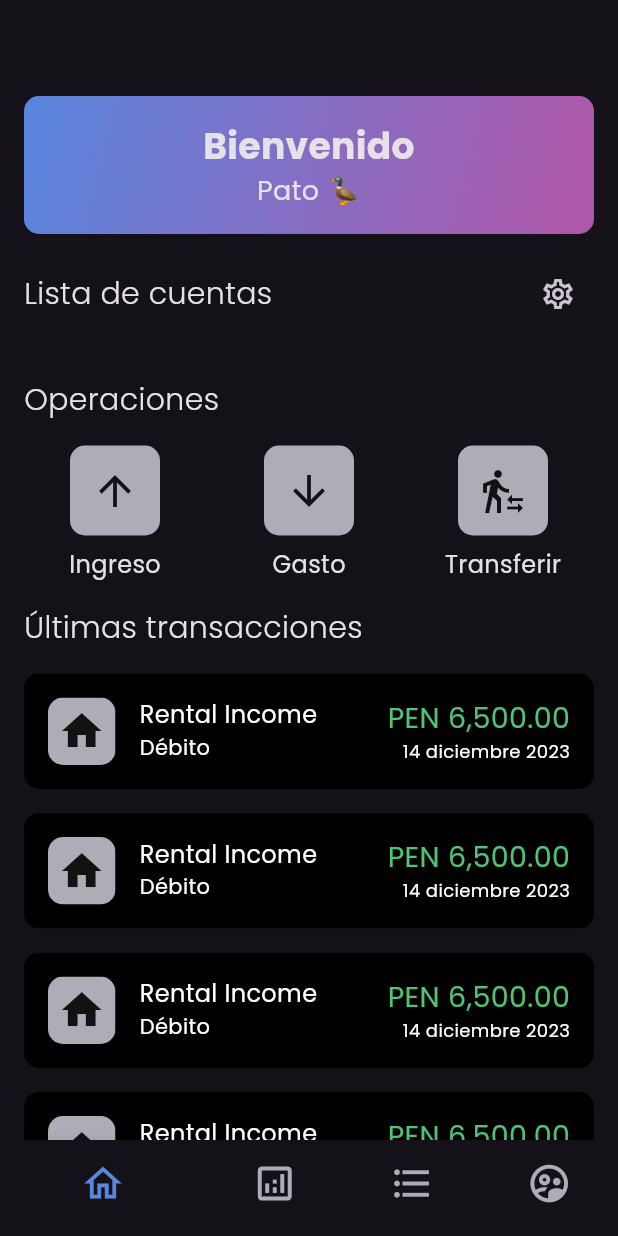
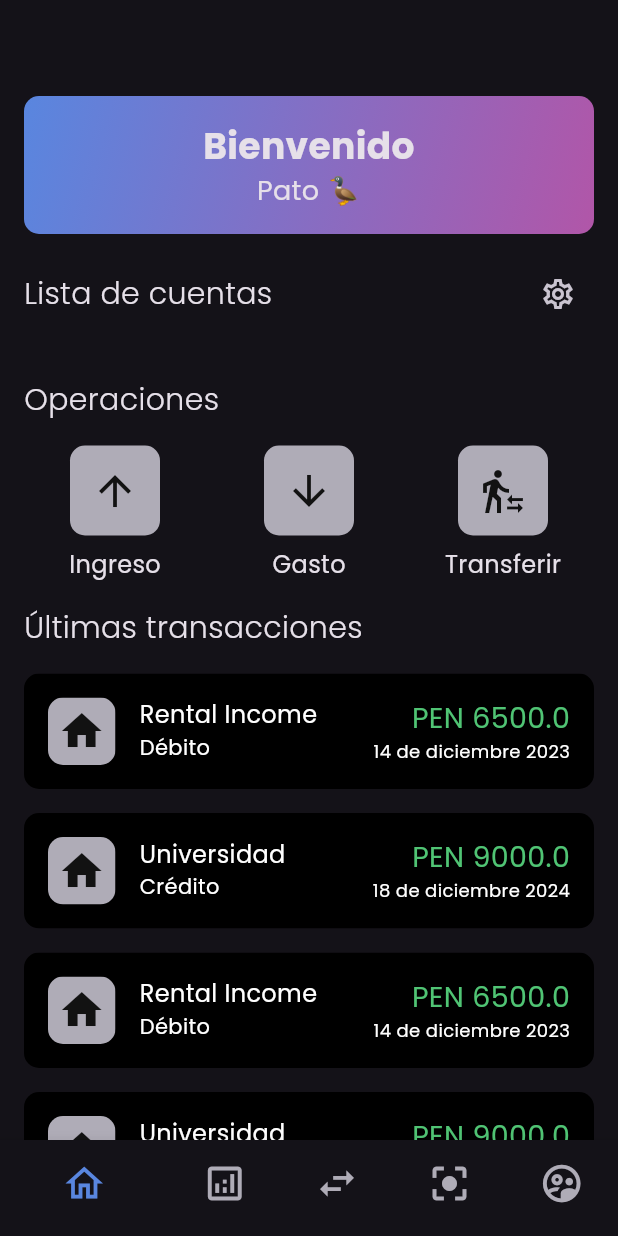
Before and after one commit to Edurz135/mycash_front, a Flutter app: the screen it shows after launch, on a phone screen of 412 x 824 dp. Run offline on Flutter 3.47's test engine with Material 3 defaults, Android fonts, the phone set to English and light mode, and no system bars; our stand-ins replace syncfusion_flutter_charts; network calls fail.

Commit message:
Avance de pantalla de todas las transacciones

```diff
--- a/lib/components/stacked_line_sync_fusion_content.dart
+++ b/lib/components/stacked_line_sync_fusion_content.dart
@@ -1,4 +1,4 @@
-import 'dart:ffi';
+
 
 import 'package:mycash_front/model/datetime_data.dart';
 import 'package:flutter/material.dart';
--- a/lib/components/transaction_item.dart
+++ b/lib/components/transaction_item.dart
@@ -1,8 +1,23 @@
 import 'package:flutter/material.dart';
 
 class TransactionItem extends StatelessWidget {
+
+  final String Transaccion;
+  final String TipoTransaccion;
+  final double monto;
+  final String fecha;
+
+  TransactionItem({
+    required this.Transaccion,
+    required this.TipoTransaccion,
+    required this.monto,
+    required this.fecha
+  });
+
   @override
   Widget build(BuildContext context) {
+        // Formatear la fecha como una cadena legible
+
     return ClipRRect(
       borderRadius: BorderRadius.circular(10), // Set border radius for rounding
       child: Container(
@@ -26,17 +41,17 @@ class TransactionItem extends StatelessWidget {
             ),
             const SizedBox(width: 16), // Add spacing between sections
             // Second Section
-            const Expanded(
+            Expanded(
               flex: 1,
               child: Column(
                 crossAxisAlignment: CrossAxisAlignment.start,
                 children: [
                   Text(
-                    'Rental Income',
+                    Transaccion,
                     style: TextStyle(color: Colors.white, fontSize: 16),
                   ),
                   Text(
-                    'Débito',
+                    TipoTransaccion,
                     style: TextStyle(color: Colors.white),
                   ),
                 ],
@@ -44,18 +59,18 @@ class TransactionItem extends StatelessWidget {
             ),
             const SizedBox(width: 16), // Add spacing between sections
             // Third Section
-            const Expanded(
+            Expanded(
               flex: 1,
               child: Column(
                 crossAxisAlignment: CrossAxisAlignment.end,
                 children: [
                   Text(
-                    'PEN 6,500.00',
+                    'PEN $monto',
                     style: TextStyle(
                         color: Color.fromRGBO(80, 196, 116, 1), fontSize: 19),
                   ),
                   Text(
-                    '14 diciembre 2023',
+                    fecha,
                     style: TextStyle(color: Colors.white, fontSize: 12),
                   ),
                 ],
--- a/lib/main.dart
+++ b/lib/main.dart
@@ -2,6 +2,7 @@ import 'package:flutter/material.dart';
 import 'package:mycash_front/screens/home_screen.dart';
 import 'package:mycash_front/screens/profile/profile_screen.dart';
 import 'package:mycash_front/screens/statistics_screen.dart';
+import 'package:mycash_front/screens/transaction_screen.dart';
 import 'package:mycash_front/services/api_config.dart';
 
 void main() {
@@ -39,11 +40,12 @@ class _BottomNavBarState extends State<BottomNavBar> {
   final List<Widget> _widgetOptions = <Widget>[
     HomeScreen(),
     StatisticsScreen(),
+    TransactionScreen(),
     const Text(
-      'Index 2: Transacciones',
+      'Index 3: Metas',
       style: optionStyle,
     ),
-    ProfileScreen()
+    ProfileScreen(),
   ];
 
   void _onItemTapped(int index) {
@@ -60,7 +62,7 @@ class _BottomNavBarState extends State<BottomNavBar> {
         padding: const EdgeInsets.fromLTRB(
           16.0, // Left padding
           64.0, // Top padding
-          16.0, // Right paddingr
+          16.0, // Right padding
           0.0, // Bottom padding
         ), // Add horizontal padding
         child: SingleChildScrollView(
@@ -79,15 +81,18 @@ class _BottomNavBarState extends State<BottomNavBar> {
             label: 'Analytics',
           ),
           BottomNavigationBarItem(
-            icon: Icon(Icons.format_list_bulleted),
+            icon: Icon(Icons.swap_horiz),
             label: 'Transactions',
+          ),
+          BottomNavigationBarItem(
+            icon: Icon(Icons.center_focus_strong),
+            label: 'Goals',
           ),
           BottomNavigationBarItem(
             icon: Icon(Icons.supervised_user_circle_outlined),
             label: 'Profile',
           ),
         ],
-
         iconSize: 30,
         currentIndex: _selectedIndex,
         selectedItemColor: const Color.fromRGBO(89, 134, 223, 1),
--- a/lib/screens/home_screen.dart
+++ b/lib/screens/home_screen.dart
@@ -223,7 +223,12 @@ class _HomeScreenState extends State<HomeScreen> {
                     builder: (context) => TransactionDetailsScreen()),
               );
             },
-            child: TransactionItem(),
+            child: TransactionItem(
+              Transaccion: "Rental Income",
+              TipoTransaccion: "Débito",
+              monto: 6500,
+              fecha: '14 de diciembre 2023'
+            ),
           ),
         ),
         Padding(
@@ -236,7 +241,12 @@ class _HomeScreenState extends State<HomeScreen> {
                     builder: (context) => TransactionDetailsScreen()),
               );
             },
-            child: TransactionItem(),
+            child: TransactionItem(
+              Transaccion: "Universidad",
+              TipoTransaccion: "Crédito",
+              monto: 9000,
+              fecha: '18 de diciembre 2024'
+            ),
           ),
         ),
         Padding(
@@ -249,7 +259,12 @@ class _HomeScreenState extends State<HomeScreen> {
                     builder: (context) => TransactionDetailsScreen()),
               );
             },
-            child: TransactionItem(),
+            child: TransactionItem(
+              Transaccion: "Rental Income",
+              TipoTransaccion: "Débito",
+              monto: 6500,
+              fecha: '14 de diciembre 2023'
+            ),
           ),
         ),
         Padding(
@@ -262,7 +277,12 @@ class _HomeScreenState extends State<HomeScreen> {
                     builder: (context) => TransactionDetailsScreen()),
               );
             },
-            child: TransactionItem(),
+            child: TransactionItem(
+              Transaccion: "Universidad",
+              TipoTransaccion: "Crédito",
+              monto: 9000,
+              fecha: '18 de diciembre 2024'
+            ),
           ),
         ),
       ],
--- a/lib/screens/transaction_detail_screen.dart
+++ b/lib/screens/transaction_detail_screen.dart
@@ -6,7 +6,6 @@ class TransactionDetailsScreen extends StatelessWidget {
     return Scaffold(
       appBar: AppBar(
         title: const Text("Detalles de transacción", style: TextStyle(fontWeight: FontWeight.bold),),
-        toolbarHeight: MediaQuery.of(context).size.height * 0.20,
         backgroundColor: Colors.transparent,
         flexibleSpace: Container(
               decoration: const BoxDecoration(
--- a/pubspec.yaml
+++ b/pubspec.yaml
@@ -32,6 +32,7 @@ dependencies:
     sdk: flutter
 
   http: ^0.13.3
+
 
 
   # The following adds the Cupertino Icons font to your application.
```
Also changed, not shown: lib/screens/transaction_screen.dart (added, +192 -0 lines), pubspec.lock.
